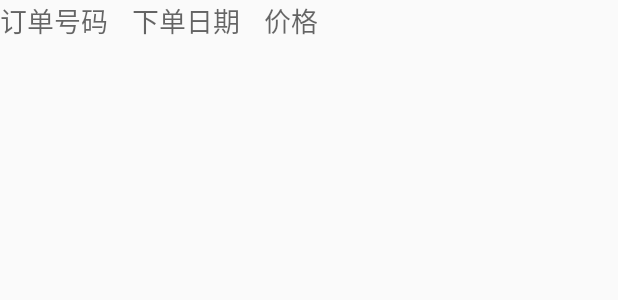
After one commit to yuanqingfei/meishiAndroid, an Android app: the layout order_header_layout.xml on its own in the app's theme, with its tools: preview values and no code run, on a phone screen of 412 x 824 dp. The commit adds this screen. Shown: the top 300 px of the screen. Run offline under Robolectric (Android 15) with nearby library versions, the phone set to English and light mode, and no system bars.

Commit message:
complete the order list basically, need more work on fixed header

```diff
--- a/app/src/main/java/com/meishi/core/MeishiFragmentAdapter.java
+++ b/app/src/main/java/com/meishi/core/MeishiFragmentAdapter.java
@@ -6,6 +6,8 @@ import android.support.v4.app.FragmentManager;
 import android.support.v4.app.FragmentPagerAdapter;
 
 import com.meishi.R;
+import com.meishi.core.map.MapFragment;
+import com.meishi.core.order.OrderFragment;
 
 /**
  * Created by Aaron on 2015/6/7.
--- a/app/src/main/java/com/meishi/core/MapFragment.java
+++ b/app/src/main/java/com/meishi/core/map/MapFragment.java
@@ -1,4 +1,4 @@
-package com.meishi.core;
+package com.meishi.core.map;
 
 import android.os.Bundle;
 import android.support.v4.app.Fragment;
--- a/app/src/main/java/com/meishi/logon/LoginActivity.java
+++ b/app/src/main/java/com/meishi/logon/LoginActivity.java
@@ -55,7 +55,7 @@ public class LoginActivity extends Activity implements LoaderCallbacks<Cursor> {
     @Override
     protected void onCreate(Bundle savedInstanceState) {
         super.onCreate(savedInstanceState);
-        setContentView(R.layout.activity_login);
+        setContentView(R.layout.login_layout);
 
         // Set up the login form.
         mEmailView = (AutoCompleteTextView) findViewById(R.id.email);
--- a/app/src/main/java/com/meishi/core/SlidingTabLayout.java
+++ b/app/src/main/java/com/meishi/support/SlidingTabLayout.java
@@ -1,4 +1,4 @@
-package com.meishi.core;
+package com.meishi.support;
 
 /**
  * Created by Aaron on 2015/6/10.
--- a/app/src/main/java/com/meishi/core/SlidingTabStrip.java
+++ b/app/src/main/java/com/meishi/support/SlidingTabStrip.java
@@ -1,4 +1,4 @@
-package com.meishi.core;
+package com.meishi.support;
 
 /**
  * Created by Aaron on 2015/6/10.
--- a/app/src/main/res/layout/main_acitivity.xml
+++ b/app/src/main/res/layout/main_layout.xml
@@ -20,7 +20,7 @@
         android:layout_weight="1"
         android:background="@android:color/white" />
 
-    <com.meishi.core.SlidingTabLayout
+    <com.meishi.support.SlidingTabLayout
         android:id="@+id/sliding_tabs"
         android:layout_width="fill_parent"
         android:layout_height="wrap_content" />
--- /dev/null
+++ b/app/src/main/res/layout/order_header_layout.xml
@@ -0,0 +1,33 @@
+<?xml version="1.0" encoding="utf-8"?>
+<LinearLayout xmlns:android="http://schemas.android.com/apk/res/android"
+    android:orientation="horizontal" android:layout_width="match_parent"
+    android:layout_height="match_parent">
+
+
+    <TextView
+        android:layout_width="wrap_content"
+        android:layout_height="wrap_content"
+        android:textAppearance="?android:attr/textAppearanceMedium"
+        android:text="订单号码"
+        android:id="@+id/orderId" />
+
+
+
+    <TextView
+        android:layout_width="wrap_content"
+        android:layout_height="wrap_content"
+        android:layout_marginLeft="16dp"
+        android:layout_marginRight="16dp"
+        android:textAppearance="?android:attr/textAppearanceMedium"
+        android:text="下单日期"
+        android:id="@+id/orderDate" />
+
+
+
+    <TextView
+        android:layout_width="wrap_content"
+        android:layout_height="wrap_content"
+        android:textAppearance="?android:attr/textAppearanceMedium"
+        android:text="价格"
+        android:id="@+id/price" />
+</LinearLayout>
```
Also changed, not shown: app/src/main/java/com/meishi/MeishiActivity.java (+7 -4 lines), app/src/main/java/com/meishi/core/OrderFragment.java (deleted, +0 -47 lines), app/src/main/java/com/meishi/core/order/OrderFragment.java (added, +105 -0 lines), app/src/main/java/com/meishi/core/order/OrderListAdapter.java (added, +63 -0 lines), app/src/main/res/layout/order_list_layout.xml (added, +47 -0 lines), app/src/main/res/layout/order_row_layout.xml (added, +26 -0 lines), app/src/main/res/values-large/refs.xml (added, +12 -0 lines), app/src/main/res/values-sw600dp/refs.xml (added, +12 -0 lines), app/src/main/res/values/refs.xml (added, +12 -0 lines), app/src/main/res/layout/login_layout.xml (renamed from app/src/main/res/layout/activity_login.xml), app/src/main/res/menu/meishi_menu.xml (renamed from app/src/main/res/menu/menu_main.xml), 1 other file.
